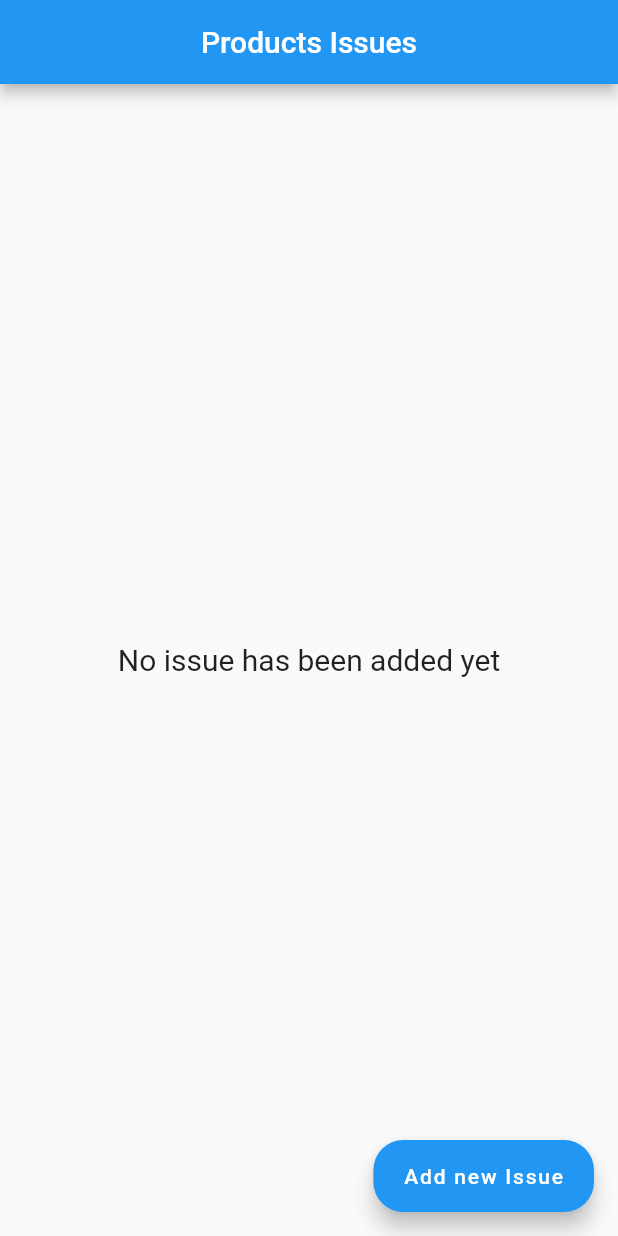
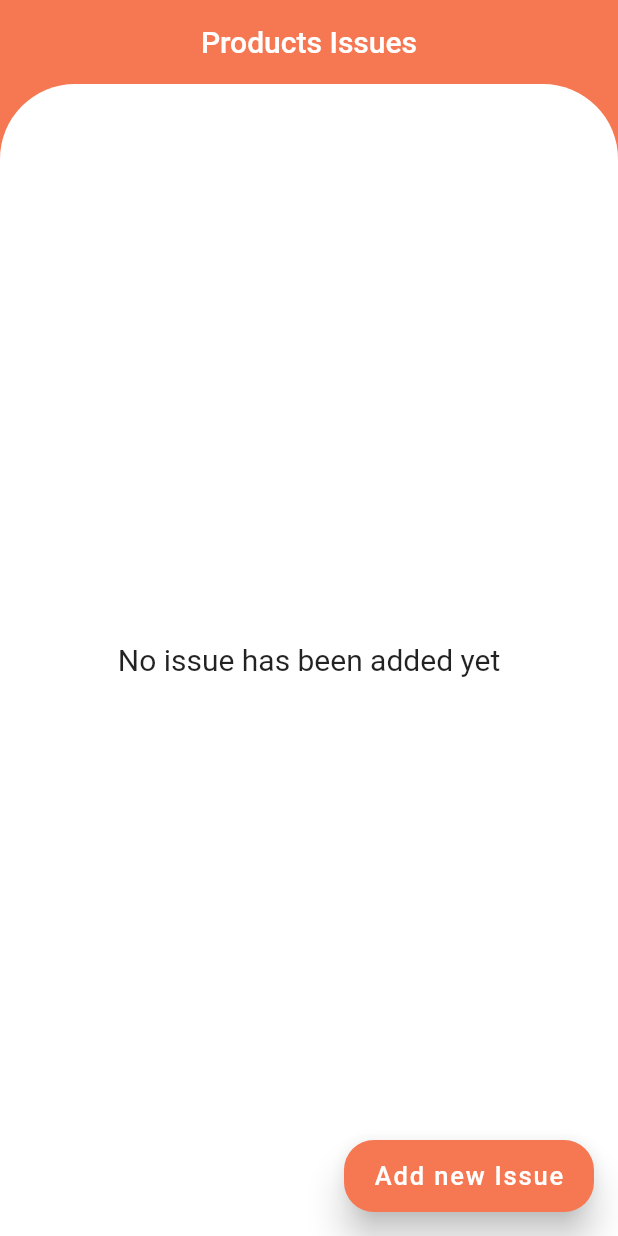
Before and after one commit to abdohelgamal/IssuesReporter, a Flutter app: the screen it shows after launch, on a phone screen of 412 x 824 dp. Run offline on Flutter 3.47's test engine with Material 2 defaults, Android fonts, the phone set to English and light mode, and no system bars; our stand-ins replace bloc, date_format, flutter_bloc, flutter_staggered_animations, image_picker, sqflite; accounts and stored records are empty.

Commit message:
Added documentation and new UI

```diff
--- a/lib/controllers/functions.dart
+++ b/lib/controllers/functions.dart
@@ -1,5 +1,7 @@
 import 'package:image_picker/image_picker.dart';
+import 'package:issues_reporter/models/issue_class.dart';
 
+///Validates the inputs of the data of the [Issue] that they are correct and not null
 bool validate(String title, XFile? picture, String description) {
   if (title != '' && picture != null && description != '') {
     return true;
--- a/lib/models/issue_class.dart
+++ b/lib/models/issue_class.dart
@@ -1,5 +1,6 @@
 import 'package:image_picker/image_picker.dart';
 
+///A model for Issues to use them as objects
 class Issue {
   final int id;
   final String title;
--- a/lib/views/home.dart
+++ b/lib/views/home.dart
@@ -6,6 +6,7 @@ import 'package:flutter/material.dart';
 import 'package:flutter_bloc/flutter_bloc.dart';
 import 'package:flutter_staggered_animations/flutter_staggered_animations.dart';
 
+///The home page on which the application lands upon launch
 class HomePage extends StatelessWidget {
   const HomePage({Key? key}) : super(key: key);
 
@@ -13,20 +14,33 @@ class HomePage extends StatelessWidget {
   Widget build(BuildContext context) {
     var bloc = BlocProvider.of<BlocForIssues>(context);
     return Scaffold(
-        appBar: AppBar(title: const Center(child: Text('Products Issues'))),
+        backgroundColor: const Color.fromARGB(255, 245, 120, 82),
+        appBar: AppBar(
+            title: const Text('Products Issues'),
+            elevation: 0,
+            centerTitle: true,
+            backgroundColor: const Color.fromARGB(255, 245, 120, 82)),
         body: SafeArea(
-            child: BlocConsumer<BlocForIssues, List<Issue>>(
+            child: Stack(children: [
+          Container(
+              decoration: const BoxDecoration(
+                  color: Colors.white,
+                  borderRadius:
+                      BorderRadius.vertical(top: Radius.circular(50)))),
+          BlocConsumer<BlocForIssues, List<Issue>>(
               listener: (context, state) {},
               builder: (context, state) {
                 return bloc.issues.isEmpty
                     ? const Center(
-                          child: Text(
-                            'No issue has been added yet',
+                        child: Text('No issue has been added yet',
                             textAlign: TextAlign.center,
-                            style: TextStyle(fontSize: 20),
-                          ),
+                            style: TextStyle(fontSize: 20)),
                       )
-                      : ListView.builder(
+                    : Padding(
+                        padding: const EdgeInsets.only(top: 25),
+                        child: ListView.builder(
+                            physics: const AlwaysScrollableScrollPhysics(
+                                parent: BouncingScrollPhysics()),
                             itemBuilder: (context, index) {
                               return AnimationConfiguration.staggeredList(
                                   position: index,
@@ -34,19 +48,22 @@ class HomePage extends StatelessWidget {
                                   child: SlideAnimation(
                                       horizontalOffset: 50.0,
                                       child: FadeInAnimation(
-                                        child: IssueCard(bloc.issues[index]))));
+                                          child:
+                                              IssueCard(bloc.issues[index]))));
                             },
-                          itemCount: bloc.issues.length,
-                        );
-                })),
+                            itemCount: bloc.issues.length));
+              })
+        ])),
         floatingActionButton: FloatingActionButton.extended(
-          label: const Center(child: Text('Add new Issue')),
+            label: const Text('Add new Issue', style: TextStyle(fontSize: 17)),
+            elevation: 10,
+            backgroundColor: const Color.fromARGB(255, 245, 120, 82),
+            foregroundColor: Colors.white,
             shape:
                 RoundedRectangleBorder(borderRadius: BorderRadius.circular(20)),
-          onPressed: () {
-            Navigator.push(context,
-                MaterialPageRoute(builder: (context) => const AddIssuePage()));
-          },
-        ));
+            onPressed: () => Navigator.push(
+                context,
+                MaterialPageRoute(
+                    builder: (context) => const AddIssuePage()))));
   }
 }
```
Also changed, not shown: lib/controllers/bloc.dart (+8 -0 lines), lib/controllers/database.dart (+7 -0 lines), lib/views/add_issue_page.dart (+17 -28 lines), lib/views/issue_card_component.dart (+32 -50 lines), lib/views/show_issue_and_edit_it.dart (+54 -50 lines), 6 other files. Lines whose indentation alone changed are shown as unchanged.
